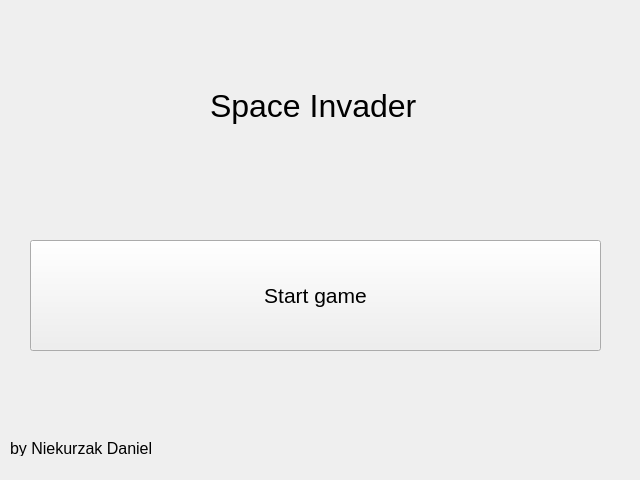
The window that startgame.ui (Cravvley/SpaceInvader) describes before a commit, drawn with Qt 5.
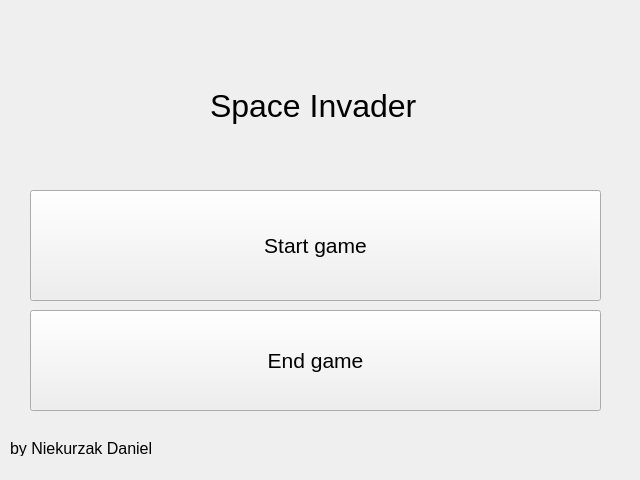
The same window after the commit.

Commit message: add end game button

The edit to the form file:
```diff
--- a/startgame.ui
+++ b/startgame.ui
@@ -17,7 +17,7 @@
    <property name="geometry">
     <rect>
      <x>30</x>
-     <y>240</y>
+     <y>190</y>
      <width>571</width>
      <height>111</height>
     </rect>
@@ -73,6 +73,24 @@
     <string>by Niekurzak Daniel</string>
    </property>
   </widget>
+  <widget class="QPushButton" name="endGameButton">
+   <property name="geometry">
+    <rect>
+     <x>30</x>
+     <y>310</y>
+     <width>571</width>
+     <height>101</height>
+    </rect>
+   </property>
+   <property name="font">
+    <font>
+     <pointsize>16</pointsize>
+    </font>
+   </property>
+   <property name="text">
+    <string>End game</string>
+   </property>
+  </widget>
  </widget>
  <resources/>
  <connections/>
```
The commit also changes 3 other files.
